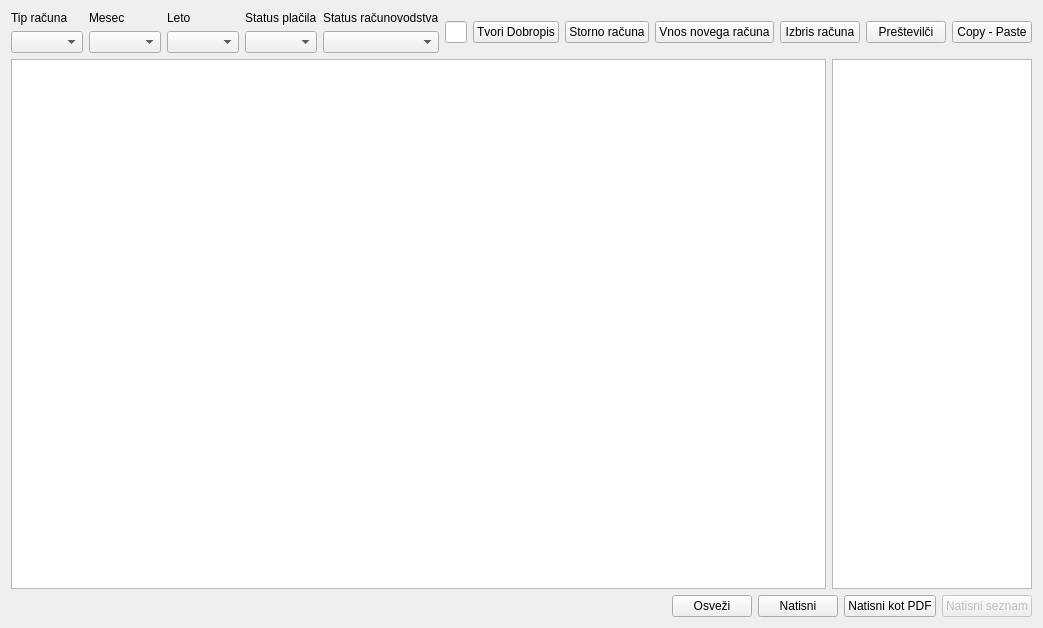
bubi-luka/BubiRacun, file wid_racuni.ui: the form before one commit.
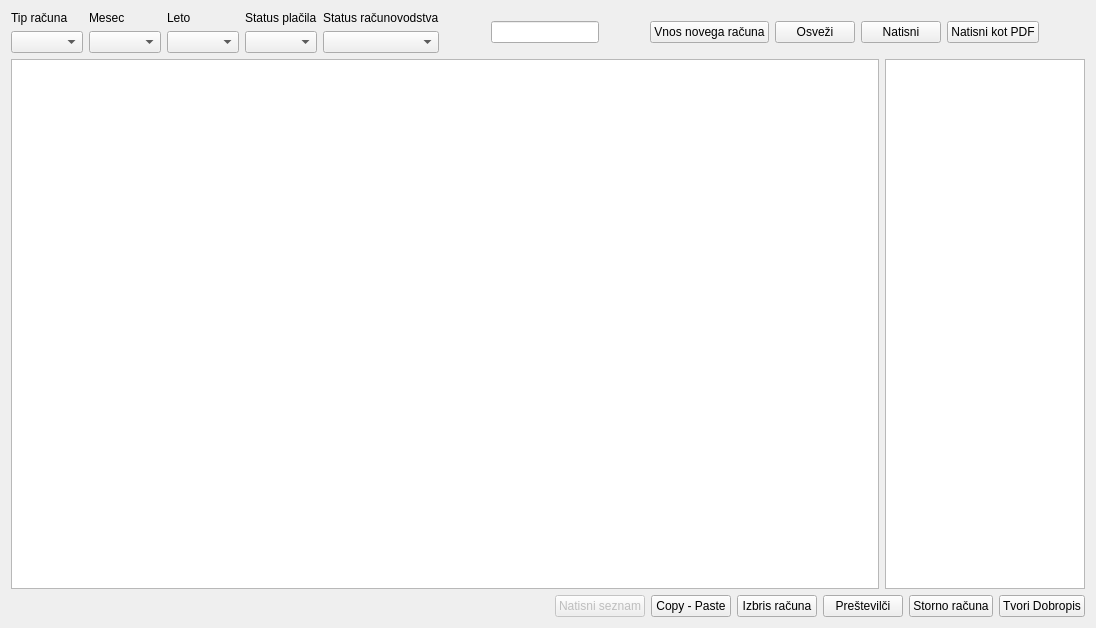
The form after the commit.

Diff of the .ui file:
```diff
--- a/wid_racuni.ui
+++ b/wid_racuni.ui
@@ -9,7 +9,7 @@
    <rect>
     <x>0</x>
     <y>0</y>
-    <width>990</width>
+    <width>1096</width>
     <height>628</height>
    </rect>
   </property>
@@ -102,20 +102,6 @@
        </property>
       </spacer>
      </item>
-     <item>
-      <widget class="QPushButton" name="btn_dobropis">
-       <property name="text">
-        <string>Tvori Dobropis</string>
-       </property>
-      </widget>
-     </item>
-     <item>
-      <widget class="QPushButton" name="btn_storno">
-       <property name="text">
-        <string>Storno računa</string>
-       </property>
-      </widget>
-     </item>
      <item>
       <widget class="QPushButton" name="btn_nov">
        <property name="text">
@@ -124,26 +110,23 @@
       </widget>
      </item>
      <item>
-      <widget class="QPushButton" name="btn_brisi">
-       <property name="enabled">
-        <bool>true</bool>
-       </property>
+      <widget class="QPushButton" name="btn_refresh">
        <property name="text">
-        <string>Izbris računa</string>
+        <string>Osveži</string>
        </property>
       </widget>
      </item>
      <item>
-      <widget class="QPushButton" name="btn_prestevilci">
+      <widget class="QPushButton" name="btn_print">
        <property name="text">
-        <string>Preštevilči</string>
+        <string>Natisni</string>
        </property>
       </widget>
      </item>
      <item>
-      <widget class="QPushButton" name="btn_kopiraj">
+      <widget class="QPushButton" name="btn_print_pdf">
        <property name="text">
-        <string>Copy - Paste</string>
+        <string>Natisni kot PDF</string>
        </property>
       </widget>
      </item>
@@ -231,27 +214,6 @@
        </property>
       </spacer>
      </item>
-     <item>
-      <widget class="QPushButton" name="btn_refresh">
-       <property name="text">
-        <string>Osveži</string>
-       </property>
-      </widget>
-     </item>
-     <item>
-      <widget class="QPushButton" name="btn_print">
-       <property name="text">
-        <string>Natisni</string>
-       </property>
-      </widget>
-     </item>
-     <item>
-      <widget class="QPushButton" name="btn_print_pdf">
-       <property name="text">
-        <string>Natisni kot PDF</string>
-       </property>
-      </widget>
-     </item>
      <item>
       <widget class="QPushButton" name="btn_print_seznam">
        <property name="enabled">
@@ -262,6 +224,44 @@
        </property>
       </widget>
      </item>
+     <item>
+      <widget class="QPushButton" name="btn_kopiraj">
+       <property name="text">
+        <string>Copy - Paste</string>
+       </property>
+      </widget>
+     </item>
+     <item>
+      <widget class="QPushButton" name="btn_brisi">
+       <property name="enabled">
+        <bool>true</bool>
+       </property>
+       <property name="text">
+        <string>Izbris računa</string>
+       </property>
+      </widget>
+     </item>
+     <item>
+      <widget class="QPushButton" name="btn_prestevilci">
+       <property name="text">
+        <string>Preštevilči</string>
+       </property>
+      </widget>
+     </item>
+     <item>
+      <widget class="QPushButton" name="btn_storno">
+       <property name="text">
+        <string>Storno računa</string>
+       </property>
+      </widget>
+     </item>
+     <item>
+      <widget class="QPushButton" name="btn_dobropis">
+       <property name="text">
+        <string>Tvori Dobropis</string>
+       </property>
+      </widget>
+     </item>
     </layout>
    </item>
   </layout>
```
Left out of the diff: 4 changed lines with no effect on the pictures.
